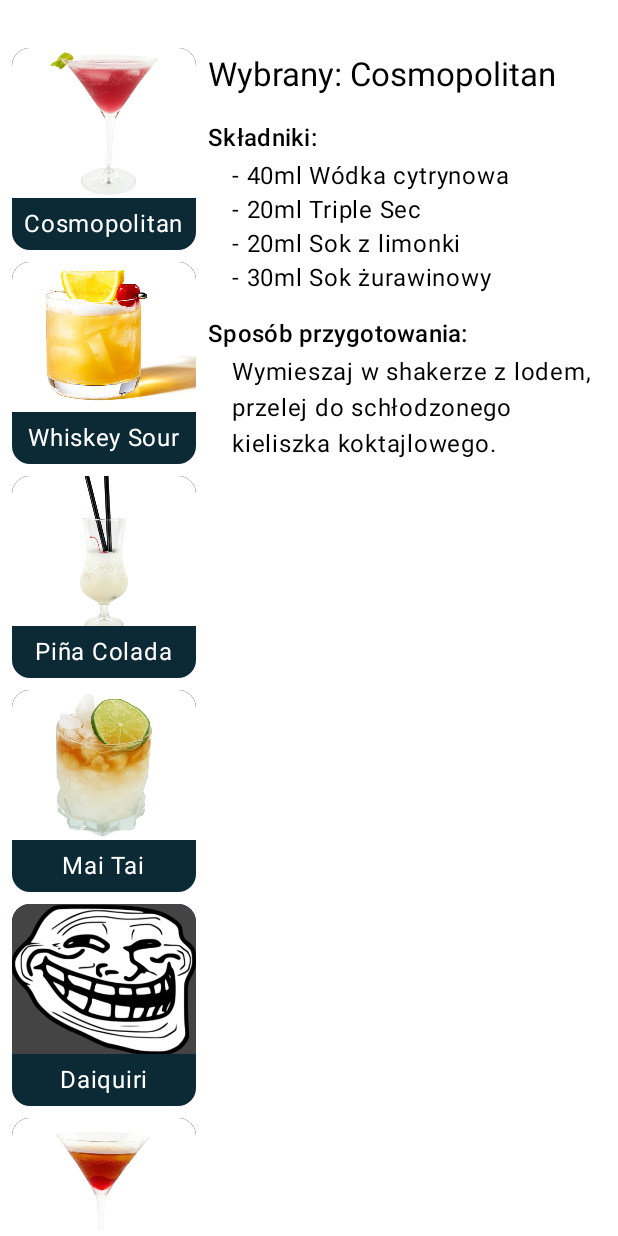
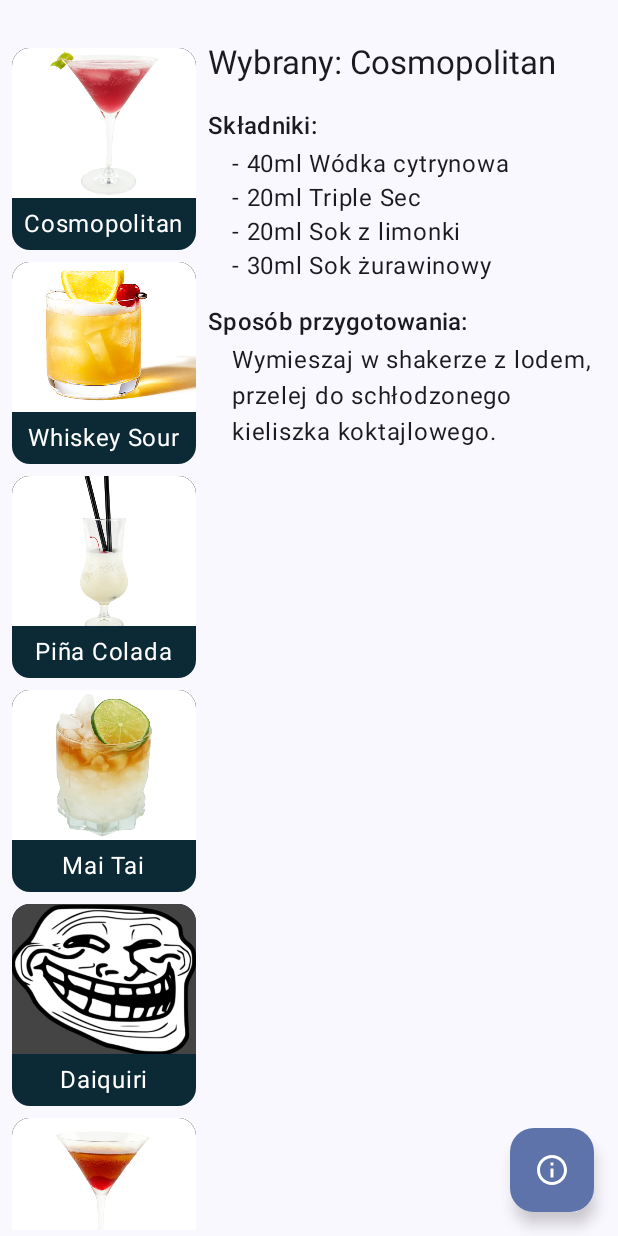
Before and after one commit to Kledzior/SpisKoktajli, an Android app built with Jetpack Compose: the @Preview function CocktailListPreview, on a phone screen of 412 x 824 dp. Run offline under Robolectric (Android 15) with nearby library versions, the phone set to English and light mode, and no system bars.

Commit message:
Dodanie FAB

```diff
--- a/app/src/main/java/com/example/mobilecocktails/MainActivity.kt
+++ b/app/src/main/java/com/example/mobilecocktails/MainActivity.kt
@@ -27,11 +27,16 @@ import androidx.compose.foundation.rememberScrollState
 import androidx.compose.foundation.verticalScroll
 import androidx.compose.runtime.saveable.rememberSaveable
 import androidx.compose.foundation.Image
+import androidx.compose.material.icons.Icons
+import androidx.compose.material.icons.outlined.Info
 import androidx.compose.ui.res.painterResource
 import androidx.compose.ui.layout.ContentScale
 import com.example.mobilecocktails.R
 import androidx.compose.ui.res.painterResource
 import androidx.compose.ui.platform.LocalContext
+import androidx.compose.material3.*
+import androidx.compose.runtime.rememberCoroutineScope
+import kotlinx.coroutines.launch
 
 import com.example.mobilecocktails.ui.theme.MobileCocktailsTheme
 
@@ -146,18 +151,38 @@ fun CocktailListWithDetails() {
             ),
         )
     }
+    var selectedCocktail by rememberSaveable { mutableStateOf("Cosmopolitan") }
 
+    val snackbarHostState = remember { SnackbarHostState() }
+    val coroutineScope = rememberCoroutineScope()
 
-
-
-    var selectedCocktail by rememberSaveable { mutableStateOf("Cosmopolitan") }
+    Scaffold(
+        snackbarHost = { SnackbarHost(snackbarHostState) },
+        floatingActionButton = {
+            FloatingActionButton(
+                onClick = {
+                    val (ingredients, _) = cocktailsDetails[selectedCocktail] ?: Pair(emptyList(), "")
+                    val message = if (ingredients.isNotEmpty()) {
+                        "Składniki: ${ingredients.joinToString(", ")}"
+                    } else {
+                        "Brak danych dla $selectedCocktail"
+                    }
+                    coroutineScope.launch {
+                        snackbarHostState.showSnackbar(message)
+                    }
+                }
+            ) {
+                Icon(Icons.Outlined.Info, contentDescription = "Pokaż składniki")
+            }
+        },
+        content = { innerPadding ->
 
             Row(
                 modifier = Modifier
                     .fillMaxSize()
+                    .padding(innerPadding)
                     .padding(4.dp)
-    )
-        {
+            ) {
                 LazyVerticalGrid(
                     columns = GridCells.Fixed(1),
                     modifier = Modifier
@@ -176,8 +201,8 @@ fun CocktailListWithDetails() {
                                 val context = LocalContext.current
                                 val imageName = cocktail
                                     .lowercase()
-                                .replace(" ", "") // usuwanie spacji
-                                .replace("ñ", "n") // do Piña Colada
+                                    .replace(" ", "")
+                                    .replace("ñ", "n")
                                     .replace("[^a-z0-9_]".toRegex(), "")
                                 val imageResId = context.resources.getIdentifier(imageName, "drawable", context.packageName)
 
@@ -190,12 +215,6 @@ fun CocktailListWithDetails() {
                                         .background(Color.DarkGray),
                                     contentScale = ContentScale.Crop
                                 )
-//                            Box(
-//                                modifier = Modifier
-//                                    .height(100.dp)
-//                                    .fillMaxWidth()
-//                                    .background(Color.DarkGray)//Placeholder
-//                            )
                                 Text(
                                     text = cocktail,
                                     color = Color.White,
@@ -213,18 +232,15 @@ fun CocktailListWithDetails() {
                     modifier = Modifier
                         .weight(2f)
                         .verticalScroll(scrollState)
-            .padding(top=24.dp)
+                        .padding(top = 24.dp)
                 ) {
                     val (ingredients, preparation) = cocktailsDetails[selectedCocktail] ?: Pair(emptyList(), "Brak danych")
 
-
-            Spacer(modifier = Modifier.height(8.dp))
                     Text(
                         text = "Wybrany: $selectedCocktail",
                         style = MaterialTheme.typography.titleLarge,
                         modifier = Modifier.padding(bottom = 8.dp)
                     )
-
                     Text(
                         text = "Składniki:",
                         style = MaterialTheme.typography.titleMedium,
@@ -237,9 +253,7 @@ fun CocktailListWithDetails() {
                             modifier = Modifier.padding(start = 16.dp, top = 4.dp)
                         )
                     }
-
                     Spacer(modifier = Modifier.height(16.dp))
-
                     Text(
                         text = "Sposób przygotowania:",
                         style = MaterialTheme.typography.titleMedium
@@ -253,8 +267,9 @@ fun CocktailListWithDetails() {
                     val secondsList = extractSecondsFromText(preparation)
                     CountdownTimer(secondsList)
                 }
-
             }
+        }
+    )
 }
 
 fun extractSecondsFromText(text: String): List<Int> {
```
Lines whose indentation alone changed are shown as unchanged.
